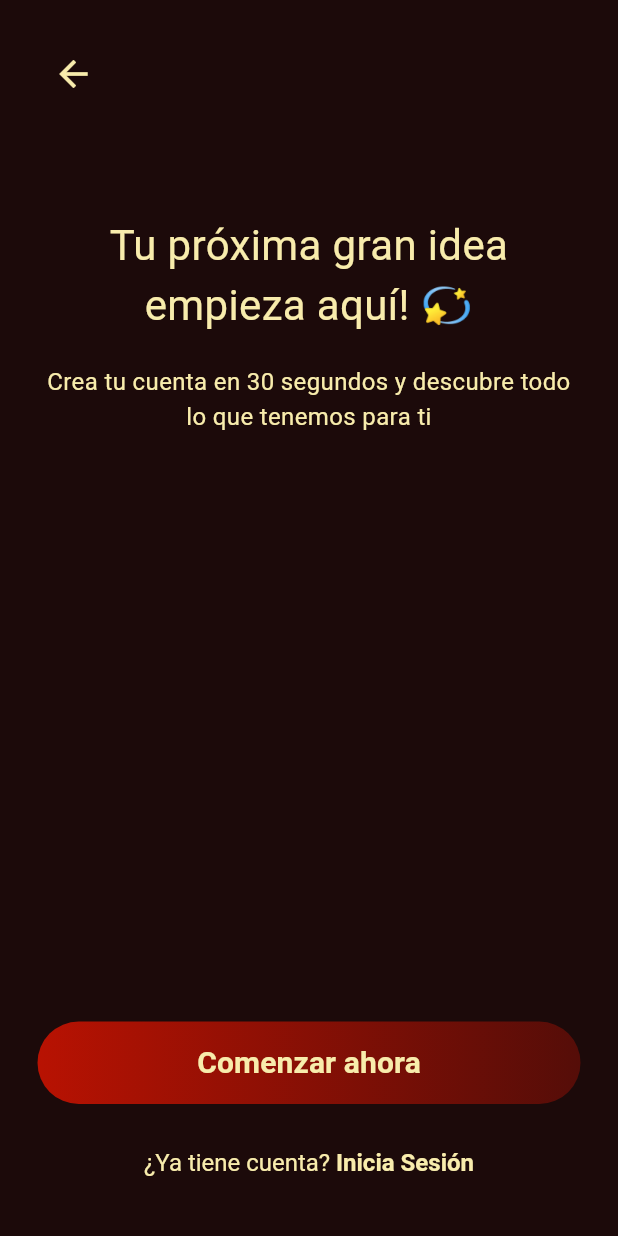
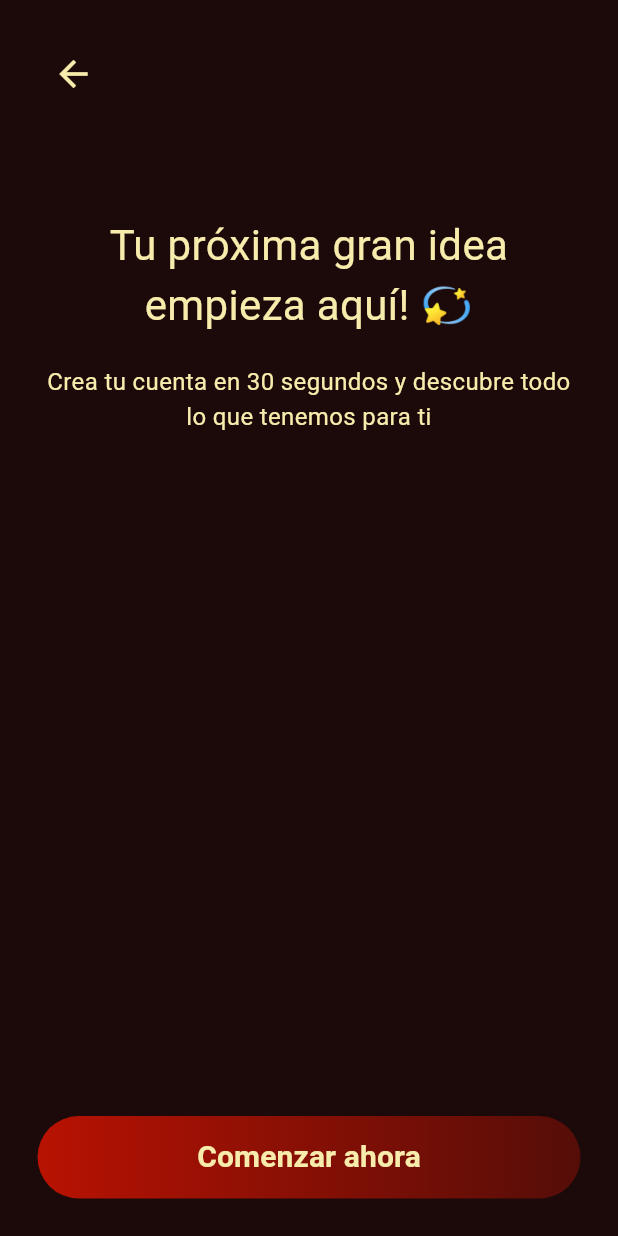
Before and after one commit to valu2208/AsaderoLaCeiba, a Flutter app: the Inicio screen opened directly, on a phone screen of 412 x 824 dp. Run offline on Flutter 3.47's test engine with Material 3 defaults, Android fonts, the phone set to English and light mode, and no system bars; our stand-ins replace google_fonts, google_sign_in.

Commit message:
Ajustar flujo de inicio

```diff
--- a/frontend/lib/pantallas/inicio.dart
+++ b/frontend/lib/pantallas/inicio.dart
@@ -47,30 +47,6 @@ class Inicio extends StatelessWidget {
                   );
                 },
               ),
-              const SizedBox(height: 15),
-              TextButton(
-                onPressed: () {
-                  Navigator.push(
-                    context,
-                    MaterialPageRoute(builder: (_) => const Login()),
-                  );
-                },
-                child: RichText(
-                  text: const TextSpan(
-                    style: TextStyle(color: AppColors.goldSand, fontSize: 16),
-                    children: [
-                      TextSpan(text: '¿Ya tiene cuenta? '),
-                      TextSpan(
-                        text: 'Inicia Sesión',
-                        style: TextStyle(
-                          color: AppColors.goldSand,
-                          fontWeight: FontWeight.bold,
-                        ),
-                      ),
-                    ],
-                  ),
-                ),
-              ),
             ],
           ),
         ),
```
